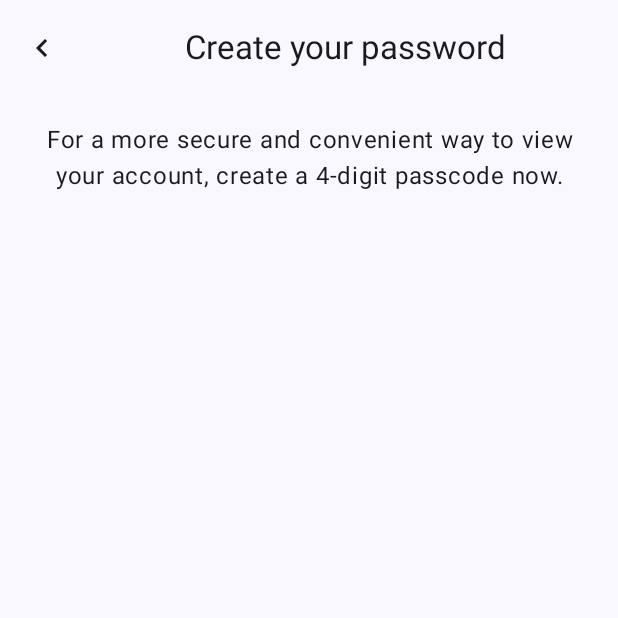
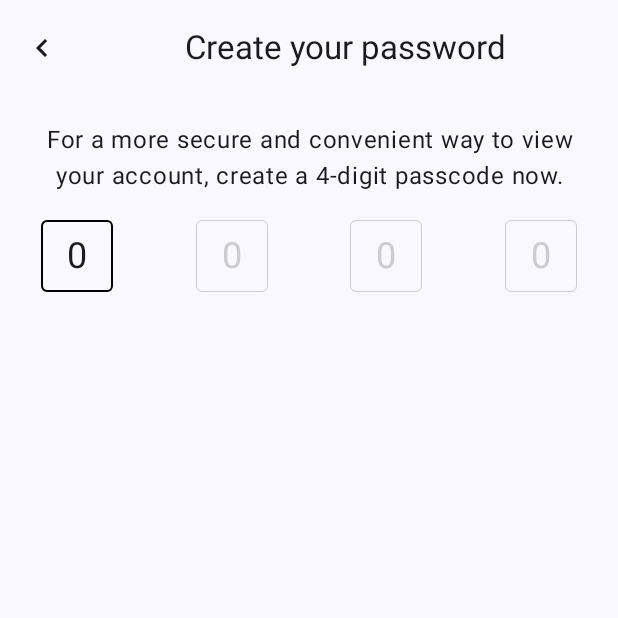
Before and after one commit to arpit999/ChallengeTwo, an Android app built with Jetpack Compose: the VerificationScreen screen opened through its navigation route, on a phone screen of 412 x 824 dp, the top half of it. Run offline under Robolectric (Android 15) with nearby library versions, the phone set to English and light mode, and no system bars.

Commit message:
WIP - Add OTP using `BasicTextField`

```diff
--- a/app/src/main/java/com/example/challengetwo/verification/VerificationScreen.kt
+++ b/app/src/main/java/com/example/challengetwo/verification/VerificationScreen.kt
@@ -1,22 +1,49 @@
 package com.example.challengetwo.verification
 
+import android.text.Highlights
+import androidx.compose.animation.animateColorAsState
+import androidx.compose.animation.core.animateDpAsState
+import androidx.compose.foundation.background
+import androidx.compose.foundation.border
+import androidx.compose.foundation.layout.Arrangement
+import androidx.compose.foundation.layout.Box
 import androidx.compose.foundation.layout.Column
+import androidx.compose.foundation.layout.Row
 import androidx.compose.foundation.layout.fillMaxWidth
 import androidx.compose.foundation.layout.padding
+import androidx.compose.foundation.layout.size
+import androidx.compose.foundation.layout.widthIn
+import androidx.compose.foundation.shape.RoundedCornerShape
+import androidx.compose.foundation.text.BasicTextField
+import androidx.compose.foundation.text.KeyboardOptions
+import androidx.compose.foundation.text.input.InputTransformation
+import androidx.compose.foundation.text.input.TextFieldLineLimits
+import androidx.compose.foundation.text.input.maxLength
+import androidx.compose.foundation.text.input.rememberTextFieldState
 import androidx.compose.material.icons.Icons
 import androidx.compose.material.icons.automirrored.filled.KeyboardArrowLeft
+import androidx.compose.material3.Button
 import androidx.compose.material3.ExperimentalMaterial3Api
 import androidx.compose.material3.Icon
 import androidx.compose.material3.IconButton
+import androidx.compose.material3.LocalTextStyle
 import androidx.compose.material3.MaterialTheme
 import androidx.compose.material3.Scaffold
 import androidx.compose.material3.Text
 import androidx.compose.material3.TopAppBar
 import androidx.compose.runtime.Composable
+import androidx.compose.runtime.getValue
+import androidx.compose.ui.Alignment
 import androidx.compose.ui.Modifier
+import androidx.compose.ui.autofill.ContentType
+import androidx.compose.ui.graphics.Color
+import androidx.compose.ui.semantics.contentType
+import androidx.compose.ui.semantics.semantics
+import androidx.compose.ui.text.input.KeyboardType
 import androidx.compose.ui.text.style.TextAlign
 import androidx.compose.ui.tooling.preview.Preview
 import androidx.compose.ui.unit.dp
+import androidx.compose.ui.unit.sp
 
 @OptIn(ExperimentalMaterial3Api::class)
 @Composable
@@ -46,9 +73,67 @@ fun VerificationScreen(onNavigateUp: () -> Unit, modifier: Modifier = Modifier)
                 style = MaterialTheme.typography.bodyLarge,
                 textAlign = TextAlign.Center,
             )
+
+            OTPInput()
         }
     }
 
+}
+
+@Composable
+fun OTPInput() {
+    val otpState = rememberTextFieldState()
+
+    Column {
+        BasicTextField(
+            state = otpState,
+            modifier = Modifier
+                .semantics {
+                    contentType = ContentType.SmsOtpCode
+                }
+                .widthIn(max = 600.dp),
+            inputTransformation = InputTransformation.maxLength(4),
+            keyboardOptions = KeyboardOptions(keyboardType = KeyboardType.NumberPassword),
+            lineLimits = TextFieldLineLimits.SingleLine,
+            decorator = {
+                val otpText = otpState.text.toString()
+                Row(
+                    modifier = Modifier.fillMaxWidth(),
+                    horizontalArrangement = Arrangement.SpaceAround
+                ) {
+                    repeat(4) { index ->
+                        Digit(
+                            char = otpText.getOrElse(index) { '0' },
+                            highlights = index == otpState.text.length,
+                        )
+                    }
+                }
+            }
+        )
+    }
+}
+
+@Composable
+private fun Digit(char: Char, highlights: Boolean = false) {
+    val borderSize by animateDpAsState(
+        targetValue = if (highlights) 1.dp else 0.5.dp
+    )
+    val boarderColor by animateColorAsState(
+        targetValue = if (highlights) Color.Black else Color.LightGray
+    )
+    Box(
+        modifier = Modifier
+            .size(48.dp)
+            .border(borderSize, boarderColor, RoundedCornerShape(4.dp))
+            .background(MaterialTheme.colorScheme.background, RoundedCornerShape(4.dp))
+    ) {
+        Text(
+            style = if (highlights) LocalTextStyle.current else LocalTextStyle.current.copy(color = Color.LightGray),
+            text = char.toString(),
+            fontSize = 24.sp,
+            modifier = Modifier.align(Alignment.Center)
+        )
+    }
 }
 
 @Preview
```
